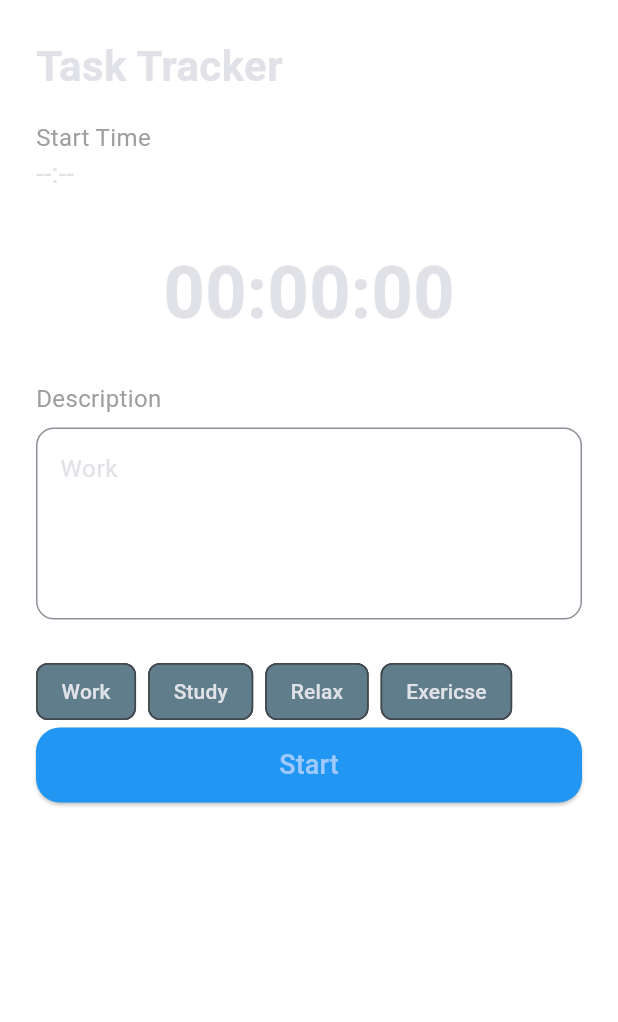
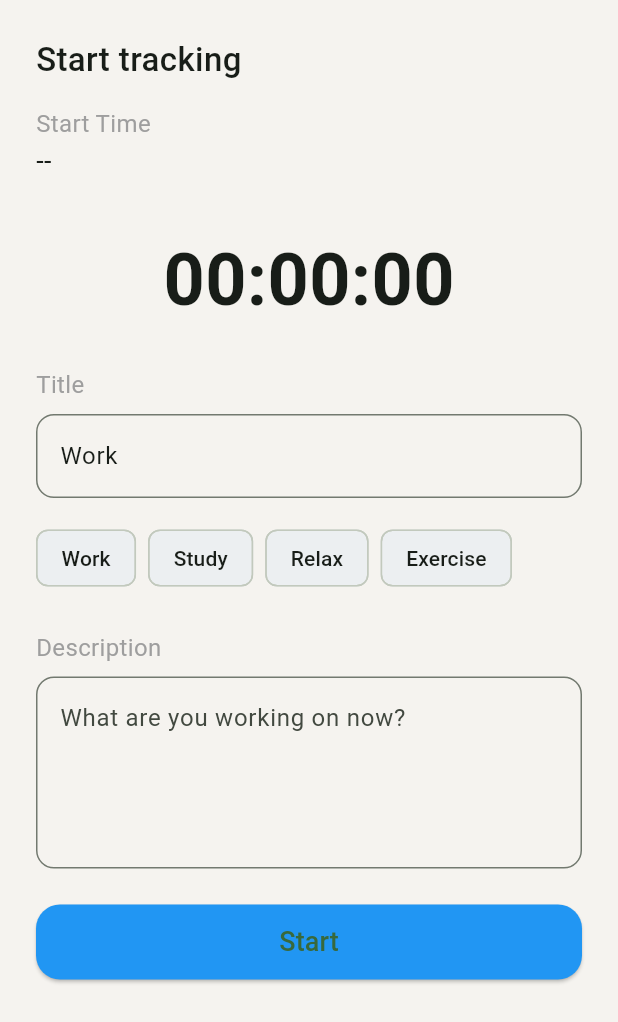
Before and after one commit to krishnakireeti-2k7/task_tracker, a Flutter app: the TaskTrackingScreen screen opened directly, after a tap on "Work", on a phone screen of 412 x 824 dp. Shown: the top 1022 px of the screen. Run offline on Flutter 3.47's test engine with Material 3 defaults, Android fonts, the phone set to English and light mode, and no system bars; our stand-ins replace flutter_riverpod, font_awesome_flutter, hive, hive_flutter; accounts and stored records are empty.

```diff
--- a/lib/providers/theme_provider.dart
+++ b/lib/providers/theme_provider.dart
@@ -33,15 +33,13 @@ final appThemes = {
       surface: Colors.blueGrey,
     ),
     bottomAppBarTheme: BottomAppBarTheme(
-      color: Color.fromARGB(255, 117, 64, 3),
+      color: Color.fromARGB(255, 80, 47, 9),
       elevation: 8,
       shape: CircularNotchedRectangle(),
     ),
     cardColor: Colors.blueGrey,
     scaffoldBackgroundColor: Color(0xFF222827),
-    appBarTheme: AppBarTheme(
-      backgroundColor: Color.fromARGB(255, 204, 131, 48),
-    ),
+    appBarTheme: AppBarTheme(backgroundColor: Color.fromARGB(255, 80, 47, 9)),
     floatingActionButtonTheme: FloatingActionButtonThemeData(
       shape: CircleBorder(),
       backgroundColor: Colors.blueGrey,
@@ -50,5 +48,5 @@ final appThemes = {
   ),
 };
 final themeProvider = StateProvider<AppThemeModes>((ref) {
-  return AppThemeModes.dark;
+  return AppThemeModes.light;
 });
--- a/lib/screens/home_screen.dart
+++ b/lib/screens/home_screen.dart
@@ -30,7 +30,11 @@ class HomeScreen extends ConsumerWidget {
                     itemBuilder: (context, index) {
                       return GestureDetector(
                         onTap: () {
-                          showTaskDetails(context, tasks[index]);
+                          showTaskDetails(
+                            context,
+                            ref,
+                            tasks[index],
+                          ); // Pass 'ref' as the second argument
                         },
                         child: TaskTile(task: tasks[index], index: index),
                       );
--- a/lib/screens/task_tracking_screen.dart
+++ b/lib/screens/task_tracking_screen.dart
@@ -20,7 +20,10 @@ class _TaskTrackingScreenState extends ConsumerState<TaskTrackingScreen> {
 
   bool isTracking = false;
 
-  final TextEditingController descriptionController = TextEditingController();
+  final TextEditingController titleController =
+      TextEditingController(); // Title controller
+  final TextEditingController descriptionController =
+      TextEditingController(); // Description controller
 
   /// Starts the timer and sets the start time
   void _startTimer() {
@@ -43,8 +46,14 @@ class _TaskTrackingScreenState extends ConsumerState<TaskTrackingScreen> {
     final newTask = Task(
       startTime: startTime!,
       endTime: endTime!,
-      title: descriptionController.text.trim(),
-      description: descriptionController.text.trim(), // Pass the description
+      title:
+          titleController.text.trim().isEmpty
+              ? 'Untitled Task' // Default title if empty
+              : titleController.text.trim(),
+      description:
+          descriptionController.text.trim().isEmpty
+              ? null // No description if empty
+              : descriptionController.text.trim(),
     );
 
     ref.read(taskProvider.notifier).addTask(newTask);
@@ -64,6 +73,7 @@ class _TaskTrackingScreenState extends ConsumerState<TaskTrackingScreen> {
   @override
   void dispose() {
     _timer?.cancel();
+    titleController.dispose();
     descriptionController.dispose();
     super.dispose();
   }
@@ -73,7 +83,7 @@ class _TaskTrackingScreenState extends ConsumerState<TaskTrackingScreen> {
     final dateFormat = DateFormat.yMMMd().add_jm();
 
     return Scaffold(
-      backgroundColor: Colors.white,
+      //backgroundColor: Colors.white,
       body: SafeArea(
         child: Padding(
           padding: const EdgeInsets.all(24),
@@ -82,8 +92,8 @@ class _TaskTrackingScreenState extends ConsumerState<TaskTrackingScreen> {
               crossAxisAlignment: CrossAxisAlignment.start,
               children: [
                 const Text(
-                  'Task Tracker',
-                  style: TextStyle(fontSize: 28, fontWeight: FontWeight.bold),
+                  'Start tracking ',
+                  style: TextStyle(fontSize: 22, fontWeight: FontWeight.w500),
                 ),
                 const SizedBox(height: 16),
 
@@ -92,7 +102,7 @@ class _TaskTrackingScreenState extends ConsumerState<TaskTrackingScreen> {
                   style: TextStyle(fontSize: 16, color: Colors.grey),
                 ),
                 Text(
-                  startTime != null ? dateFormat.format(startTime!) : '--:--',
+                  startTime != null ? dateFormat.format(startTime!) : '--',
                   style: const TextStyle(fontSize: 18),
                 ),
 
@@ -110,7 +120,48 @@ class _TaskTrackingScreenState extends ConsumerState<TaskTrackingScreen> {
 
                 const SizedBox(height: 24),
 
-                // Always show the description field
+                // Title field
+                const Text(
+                  'Title',
+                  style: TextStyle(fontSize: 16, color: Colors.grey),
+                ),
+                const SizedBox(height: 8),
+                TextField(
+                  controller: titleController,
+                  maxLines: 1,
+                  decoration: InputDecoration(
+                    hintText: 'Enter a title or use quick tags',
+                    border: OutlineInputBorder(
+                      borderRadius: BorderRadius.circular(12),
+                    ),
+                  ),
+                ),
+
+                const SizedBox(height: 16),
+
+                // Quick tags for title
+                Wrap(
+                  spacing: 8,
+                  children: [
+                    for (final label in ['Work', 'Study', 'Relax', 'Exercise'])
+                      ActionChip(
+                        label: Text(label),
+                        onPressed: () {
+                          titleController.text =
+                              label; // Set title from quick tag
+                          titleController
+                              .selection = TextSelection.fromPosition(
+                            TextPosition(offset: titleController.text.length),
+                          );
+                          setState(() {});
+                        },
+                      ),
+                  ],
+                ),
+
+                const SizedBox(height: 24),
+
+                // Description field
                 const Text(
                   'Description',
                   style: TextStyle(fontSize: 16, color: Colors.grey),
@@ -128,26 +179,6 @@ class _TaskTrackingScreenState extends ConsumerState<TaskTrackingScreen> {
                 ),
 
                 const SizedBox(height: 24),
-
-                Wrap(
-                  spacing: 8,
-                  children: [
-                    for (final lable in ['Work', 'Study', 'Relax', 'Exericse'])
-                      ActionChip(
-                        label: Text(lable),
-                        onPressed: () {
-                          descriptionController.text = lable;
-                          descriptionController
-                              .selection = TextSelection.fromPosition(
-                            TextPosition(
-                              offset: descriptionController.text.length,
-                            ),
-                          );
-                          setState(() {});
-                        },
-                      ),
-                  ],
-                ),
 
                 if (!isTracking)
                   ElevatedButton(
```
Also changed, not shown: lib/widgets/show_task_details.dart (+26 -13 lines).
